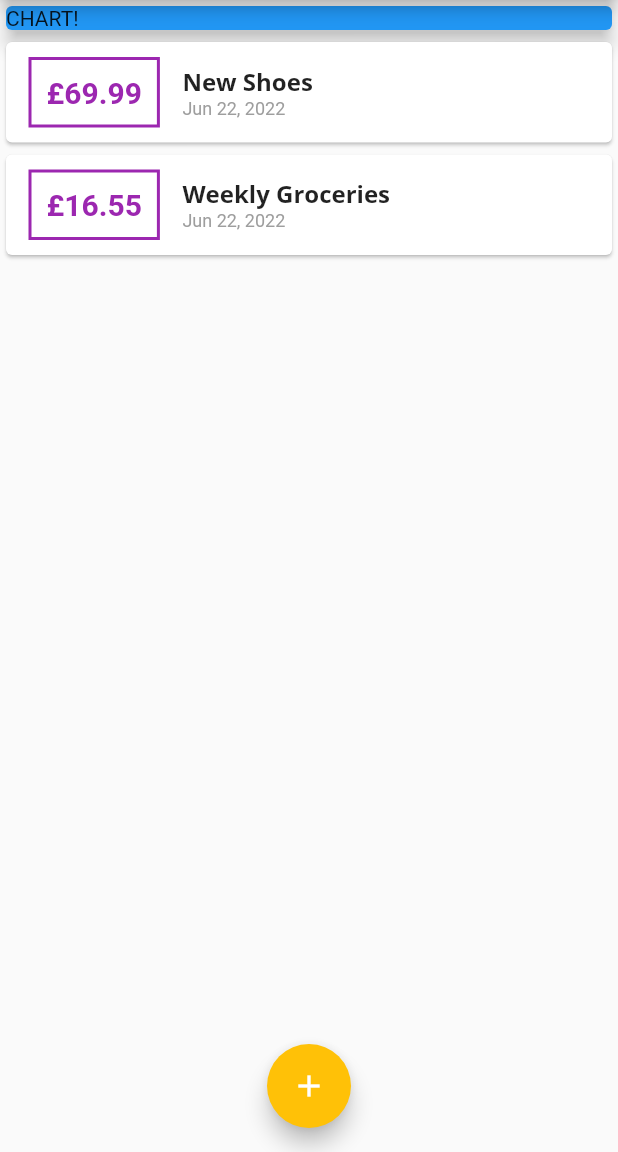
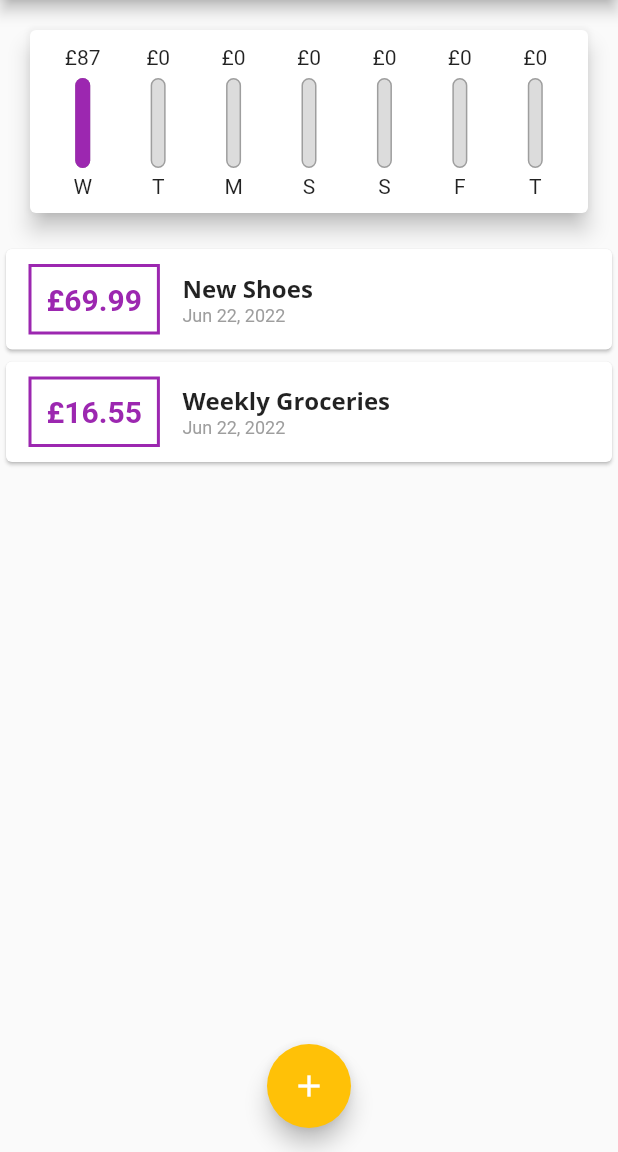
Before and after one commit to aindroid/expense_planner, a Flutter app: the screen it shows after launch, on a phone screen of 412 x 824 dp, the part 84-1236 px from its top. Run offline on Flutter 3.47's test engine with Material 2 defaults, Android fonts, the phone set to English and light mode, and no system bars.

Commit message:
Add chart

```diff
--- /dev/null
+++ b/lib/widgets/chart.dart
@@ -0,0 +1,64 @@
+import 'package:expense_planner/models/transaction.dart';
+import 'package:expense_planner/widgets/chart_bar.dart';
+import 'package:flutter/material.dart';
+import 'package:intl/intl.dart';
+
+class Chart extends StatelessWidget {
+  final List<Transaction> recentTransactions;
+
+  Chart(this.recentTransactions);
+
+  Map<String, Object> dayMap(int index) {
+    final weekDay = DateTime.now().subtract(Duration(days: index));
+
+    var totalSum = 0.0;
+
+    for (var element in recentTransactions) {
+      if (element.date.day == weekDay.day &&
+          element.date.month == weekDay.month &&
+          element.date.year == weekDay.year) {
+        totalSum += element.amount;
+      }
+    }
+
+    return {
+      'day': DateFormat.E().format(weekDay).substring(0, 1),
+      'amount': totalSum
+    };
+  }
+
+  List<Map<String, Object>> get groupedTransactionValues {
+    return List.generate(7, (index) => dayMap(index));
+  }
+
+  double get maxSpending {
+    return groupedTransactionValues.fold(0.0, (previousValue, element) {
+      return previousValue + (element['amount'] as double);
+    });
+  }
+
+  @override
+  Widget build(BuildContext context) {
+    return Card(
+      elevation: 6,
+      margin: EdgeInsets.all(20),
+      child: Padding(
+        padding: EdgeInsets.all(10),
+        child: Row(
+          mainAxisAlignment: MainAxisAlignment.spaceAround,
+          children: groupedTransactionValues.map((data) {
+            return Flexible(
+              fit: FlexFit.tight,
+              child: ChartBar(
+                  label: data['day'] as String,
+                  spendingAmount: data['amount'] as double,
+                  spendingPercentageTotal: maxSpending == 0.0
+                      ? 0.0
+                      : (data['amount'] as double) / maxSpending),
+            );
+          }).toList(),
+        ),
+      ),
+    );
+  }
+}
--- /dev/null
+++ b/lib/widgets/chart_bar.dart
@@ -0,0 +1,50 @@
+import 'package:flutter/material.dart';
+
+class ChartBar extends StatelessWidget {
+  final String label;
+  final double spendingAmount;
+  final double spendingPercentageTotal;
+
+  ChartBar(
+      {required this.label,
+      required this.spendingAmount,
+      required this.spendingPercentageTotal});
+
+  @override
+  Widget build(BuildContext context) {
+    return Column(
+      children: [
+        FittedBox(child: Text('£${spendingAmount.toStringAsFixed(0)}')),
+        SizedBox(
+          height: 6,
+        ),
+        Container(
+          height: 60,
+          width: 10,
+          child: Stack(
+            children: [
+              Container(
+                decoration: BoxDecoration(
+                    border: Border.all(color: Colors.grey, width: 1),
+                    color: Color.fromRGBO(220, 220, 220, 1),
+                    borderRadius: BorderRadius.circular(20)),
+              ),
+              FractionallySizedBox(
+                heightFactor: spendingPercentageTotal,
+                child: Container(
+                  decoration: BoxDecoration(
+                      color: Theme.of(context).primaryColor,
+                      borderRadius: BorderRadius.circular(10)),
+                ),
+              )
+            ],
+          ),
+        ),
+        SizedBox(
+          height: 4,
+        ),
+        Text(label),
+      ],
+    );
+  }
+}
--- a/lib/widgets/home_page.dart
+++ b/lib/widgets/home_page.dart
@@ -1,4 +1,5 @@
 import 'package:expense_planner/models/transaction.dart';
+import 'package:expense_planner/widgets/chart.dart';
 import 'package:expense_planner/widgets/transaction_list.dart';
 import 'package:expense_planner/widgets/user_input.dart';
 import 'package:flutter/material.dart';
@@ -23,6 +24,14 @@ class _MyHomePageState extends State<MyHomePage> {
       date: DateTime.now(),
     ),
   ];
+
+  bool isTransactionWithin7Days(Transaction tx) {
+    return tx.date.isAfter(DateTime.now().subtract(Duration(days: 7)));
+  }
+
+  List<Transaction> get _recentTransactions {
+    return _transactions.where((tx) => isTransactionWithin7Days(tx)).toList();
+  }
 
   void _addNewTransaction(String title, double amount) {
     final newTx = Transaction(
@@ -75,14 +84,7 @@ class _MyHomePageState extends State<MyHomePage> {
             // mainAxisAlignment: MainAxisAlignment.start,
             crossAxisAlignment: CrossAxisAlignment.center,
             children: [
-              Container(
-                width: double.infinity,
-                child: Card(
-                  color: Colors.blue,
-                  child: Text('CHART!'),
-                  elevation: 5,
-                ),
-              ),
+              Chart(_recentTransactions),
               TransactionList(_transactions)
             ]),
       ),
```
